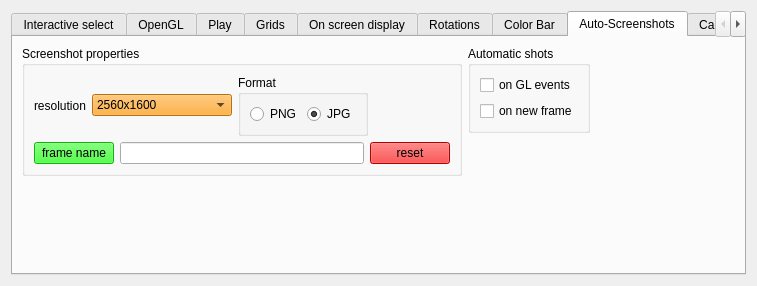
First picture: the form in src/formoptions.ui, repository jcldc/glnemo2, before the edit.
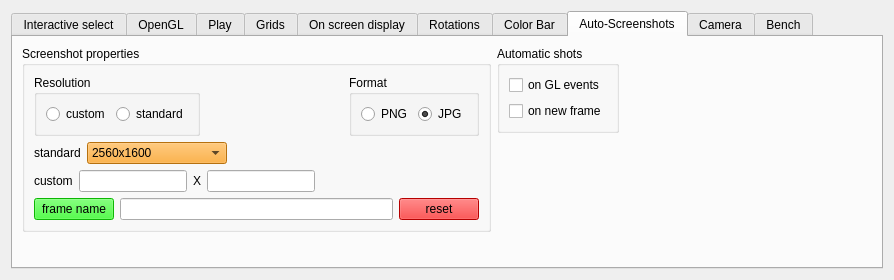
Second picture: the form after the edit. The open tabs and pages were chosen to show the change. Icons and pictures are not drawn.

```diff
--- a/src/formoptions.ui
+++ b/src/formoptions.ui
@@ -9,8 +9,8 @@
    <rect>
     <x>0</x>
     <y>0</y>
-    <width>757</width>
-    <height>258</height>
+    <width>894</width>
+    <height>255</height>
    </rect>
   </property>
   <property name="windowTitle">
@@ -25,7 +25,7 @@
    <item row="0" column="0">
     <widget class="QTabWidget" name="options_dialog">
      <property name="currentIndex">
-      <number>9</number>
+      <number>7</number>
      </property>
      <widget class="QWidget" name="tab_i_select">
       <attribute name="title">
@@ -2123,7 +2123,7 @@
          </layout>
         </widget>
        </item>
-       <item row="0" column="2" rowspan="4">
+       <item row="0" column="2" rowspan="3">
         <widget class="QGroupBox" name="frame_box">
          <property name="sizePolicy">
           <sizepolicy hsizetype="Expanding" vsizetype="Maximum">
@@ -2267,36 +2267,6 @@
          </layout>
         </widget>
        </item>
-       <item row="1" column="1">
-        <layout class="QHBoxLayout" name="horizontalLayout_5">
-         <item>
-          <widget class="QLabel" name="label_10">
-           <property name="toolTip">
-            <string>Frame per second</string>
-           </property>
-           <property name="text">
-            <string>FPS</string>
-           </property>
-          </widget>
-         </item>
-         <item>
-          <widget class="QDoubleSpinBox" name="fps">
-           <property name="enabled">
-            <bool>false</bool>
-           </property>
-           <property name="toolTip">
-            <string>Frame per second</string>
-           </property>
-           <property name="buttonSymbols">
-            <enum>QAbstractSpinBox::PlusMinus</enum>
-           </property>
-           <property name="value">
-            <double>25.000000000000000</double>
-           </property>
-          </widget>
-         </item>
-        </layout>
-       </item>
        <item row="1" column="0">
         <layout class="QGridLayout" name="gridLayout_39">
          <item row="0" column="0">
@@ -2322,6 +2292,36 @@
          </item>
         </layout>
        </item>
+       <item row="1" column="1">
+        <layout class="QHBoxLayout" name="horizontalLayout_5">
+         <item>
+          <widget class="QLabel" name="label_10">
+           <property name="toolTip">
+            <string>Frame per second</string>
+           </property>
+           <property name="text">
+            <string>FPS</string>
+           </property>
+          </widget>
+         </item>
+         <item>
+          <widget class="QDoubleSpinBox" name="fps">
+           <property name="enabled">
+            <bool>false</bool>
+           </property>
+           <property name="toolTip">
+            <string>Frame per second</string>
+           </property>
+           <property name="buttonSymbols">
+            <enum>QAbstractSpinBox::PlusMinus</enum>
+           </property>
+           <property name="value">
+            <double>25.000000000000000</double>
+           </property>
+          </widget>
+         </item>
+        </layout>
+       </item>
        <item row="2" column="0" colspan="2">
         <layout class="QHBoxLayout" name="horizontalLayout_6">
          <item>
@@ -2352,6 +2352,19 @@
          </property>
         </spacer>
        </item>
+       <item row="3" column="2">
+        <spacer name="verticalSpacer_28">
+         <property name="orientation">
+          <enum>Qt::Vertical</enum>
+         </property>
+         <property name="sizeHint" stdset="0">
+          <size>
+           <width>20</width>
+           <height>43</height>
+          </size>
+         </property>
+        </spacer>
+       </item>
       </layout>
      </widget>
      <widget class="QWidget" name="tab">
@@ -5995,19 +6008,88 @@
       <attribute name="title">
        <string>Auto-Screenshots</string>
       </attribute>
-      <layout class="QGridLayout" name="gridLayout_12">
+      <layout class="QGridLayout" name="gridLayout_42">
        <item row="0" column="0" rowspan="2">
         <widget class="QGroupBox" name="groupBox_6">
          <property name="title">
           <string>Screenshot properties</string>
          </property>
-         <layout class="QGridLayout" name="gridLayout_11">
-          <item row="0" column="0">
-           <layout class="QHBoxLayout" name="horizontalLayout_8">
+         <layout class="QGridLayout" name="gridLayout_12">
+          <item row="0" column="0" colspan="3">
+           <layout class="QHBoxLayout" name="horizontalLayout_20">
+            <item>
+             <widget class="QGroupBox" name="groupBox_25">
+              <property name="title">
+               <string>Resolution</string>
+              </property>
+              <layout class="QGridLayout" name="gridLayout_11">
+               <item row="0" column="0">
+                <widget class="QRadioButton" name="radio_res_custom">
+                 <property name="text">
+                  <string>custom</string>
+                 </property>
+                </widget>
+               </item>
+               <item row="0" column="1">
+                <widget class="QRadioButton" name="radio_res_standard">
+                 <property name="text">
+                  <string>standard</string>
+                 </property>
+                </widget>
+               </item>
+              </layout>
+             </widget>
+            </item>
+            <item>
+             <spacer name="horizontalSpacer_5">
+              <property name="orientation">
+               <enum>Qt::Horizontal</enum>
+              </property>
+              <property name="sizeHint" stdset="0">
+               <size>
+                <width>61</width>
+                <height>20</height>
+               </size>
+              </property>
+             </spacer>
+            </item>
+            <item>
+             <widget class="QGroupBox" name="groupBox_8">
+              <property name="title">
+               <string>Format</string>
+              </property>
+              <layout class="QGridLayout" name="gridLayout_5">
+               <item row="0" column="0">
+                <widget class="QRadioButton" name="frame_png">
+                 <property name="text">
+                  <string>PNG</string>
+                 </property>
+                 <property name="checked">
+                  <bool>false</bool>
+                 </property>
+                </widget>
+               </item>
+               <item row="0" column="1">
+                <widget class="QRadioButton" name="frame_jpg">
+                 <property name="text">
+                  <string>JPG</string>
+                 </property>
+                 <property name="checked">
+                  <bool>true</bool>
+                 </property>
+                </widget>
+               </item>
+              </layout>
+             </widget>
+            </item>
+           </layout>
+          </item>
+          <item row="1" column="0">
+           <layout class="QHBoxLayout" name="horizontalLayout_19">
             <item>
              <widget class="QLabel" name="label_12">
               <property name="text">
-               <string>resolution</string>
+               <string>standard</string>
               </property>
              </widget>
             </item>
@@ -6503,49 +6585,44 @@
             </item>
            </layout>
           </item>
-          <item row="0" column="1">
-           <widget class="QGroupBox" name="groupBox_8">
-            <property name="title">
-             <string>Format</string>
-            </property>
-            <layout class="QGridLayout" name="gridLayout_5">
-             <item row="0" column="0">
-              <widget class="QRadioButton" name="frame_png">
-               <property name="text">
-                <string>PNG</string>
-               </property>
-               <property name="checked">
-                <bool>false</bool>
-               </property>
-              </widget>
-             </item>
-             <item row="0" column="1">
-              <widget class="QRadioButton" name="frame_jpg">
-               <property name="text">
-                <string>JPG</string>
-               </property>
-               <property name="checked">
-                <bool>true</bool>
-               </property>
-              </widget>
-             </item>
-            </layout>
-           </widget>
+          <item row="2" column="0" colspan="2">
+           <layout class="QHBoxLayout" name="horizontalLayout_8">
+            <item>
+             <widget class="QLabel" name="label_29">
+              <property name="text">
+               <string>custom</string>
+              </property>
+             </widget>
+            </item>
+            <item>
+             <widget class="QLineEdit" name="lineEdit"/>
+            </item>
+            <item>
+             <widget class="QLabel" name="label_30">
+              <property name="text">
+               <string>X</string>
+              </property>
+             </widget>
+            </item>
+            <item>
+             <widget class="QLineEdit" name="lineEdit_2"/>
+            </item>
+           </layout>
           </item>
-          <item row="0" column="2">
-           <spacer name="horizontalSpacer_5">
+          <item row="2" column="2">
+           <spacer name="horizontalSpacer_18">
             <property name="orientation">
              <enum>Qt::Horizontal</enum>
             </property>
             <property name="sizeHint" stdset="0">
              <size>
-              <width>61</width>
+              <width>128</width>
               <height>20</height>
              </size>
             </property>
            </spacer>
           </item>
-          <item row="1" column="0" colspan="3">
+          <item row="3" column="0" colspan="3">
            <layout class="QHBoxLayout" name="horizontalLayout_7">
             <item>
              <widget class="QPushButton" name="frame_name">
@@ -7424,6 +7501,19 @@
             </item>
            </layout>
           </item>
+          <item row="1" column="1" colspan="2">
+           <spacer name="horizontalSpacer_17">
+            <property name="orientation">
+             <enum>Qt::Horizontal</enum>
+            </property>
+            <property name="sizeHint" stdset="0">
+             <size>
+              <width>212</width>
+              <height>21</height>
+             </size>
+            </property>
+           </spacer>
+          </item>
          </layout>
         </widget>
        </item>
@@ -7461,6 +7551,9 @@
          <property name="orientation">
           <enum>Qt::Horizontal</enum>
          </property>
+         <property name="sizeType">
+          <enum>QSizePolicy::MinimumExpanding</enum>
+         </property>
          <property name="sizeHint" stdset="0">
           <size>
            <width>153</width>
@@ -7469,11 +7562,14 @@
          </property>
         </spacer>
        </item>
-       <item row="1" column="1" rowspan="2">
+       <item row="1" column="1">
         <spacer name="verticalSpacer">
          <property name="orientation">
           <enum>Qt::Vertical</enum>
          </property>
+         <property name="sizeType">
+          <enum>QSizePolicy::Expanding</enum>
+         </property>
          <property name="sizeHint" stdset="0">
           <size>
            <width>20</width>
@@ -7490,7 +7586,7 @@
          <property name="sizeHint" stdset="0">
           <size>
            <width>20</width>
-           <height>15</height>
+           <height>27</height>
           </size>
          </property>
         </spacer>
```
Left out of the diff: 104 changed lines with no effect on the pictures.
